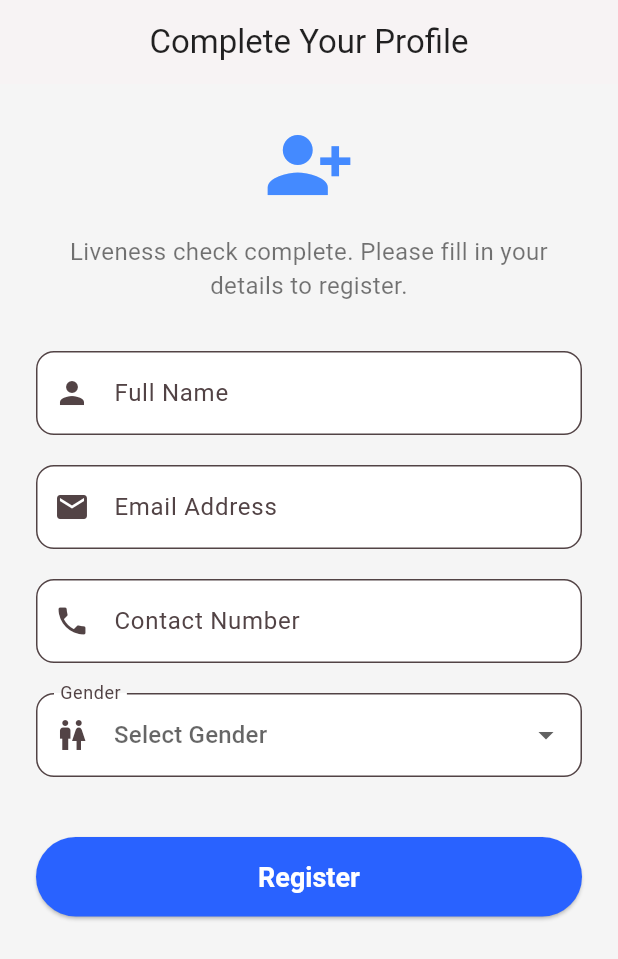
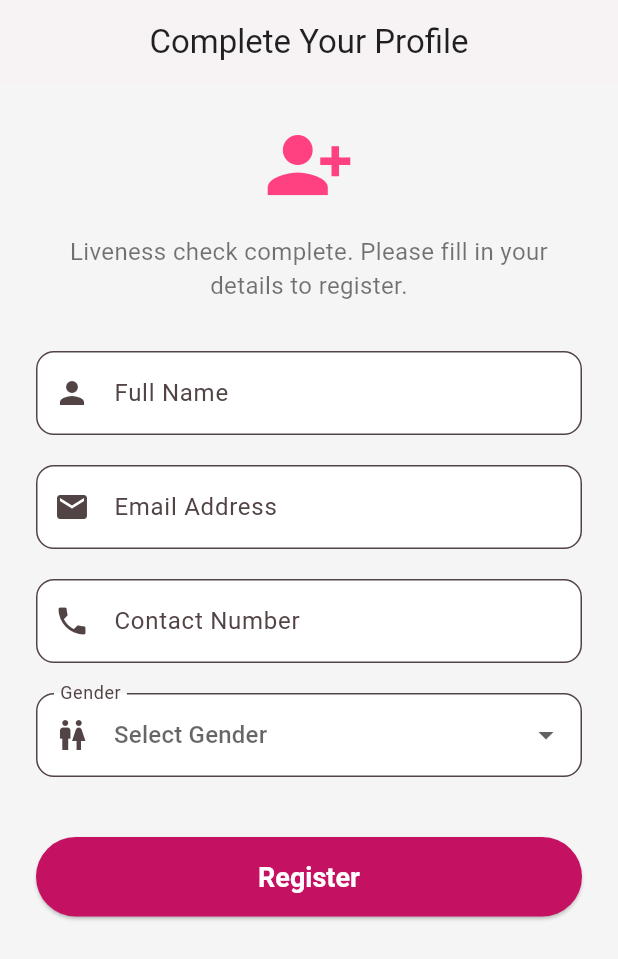
Before and after one commit to saifsiddiquee/flutter-face-liveness, a Flutter app: the RegistrationPage screen opened directly with empty values, on a phone screen of 412 x 824 dp. Shown: the top 959 px of the screen. Run offline on Flutter 3.47's test engine with Material 3 defaults, Android fonts, the phone set to English and light mode, and no system bars; our stand-ins replace camera, hive, hive_flutter, permission_handler; missing offline and left inert: google_mlkit_face_detection, tflite_flutter; accounts and stored records are empty.

Commit message:
Style: Update registration page theme color.

```diff
--- a/lib/registration_page.dart
+++ b/lib/registration_page.dart
@@ -93,7 +93,7 @@ class _RegistrationPageState extends State<RegistrationPage> {
                 const Icon(
                   Icons.person_add_alt_1,
                   size: 60,
-                  color: Colors.blueAccent,
+                  color: Colors.pinkAccent,
                 ),
                 const SizedBox(height: 16),
                 const Text(
@@ -143,7 +143,7 @@ class _RegistrationPageState extends State<RegistrationPage> {
                     : ElevatedButton(
                         onPressed: _registerUser,
                         style: ElevatedButton.styleFrom(
-                          backgroundColor: Colors.blueAccent.shade700,
+                          backgroundColor: Colors.pinkAccent.shade700,
                           foregroundColor: Colors.white,
                           padding: const EdgeInsets.symmetric(vertical: 16),
                           textStyle: const TextStyle(
```
